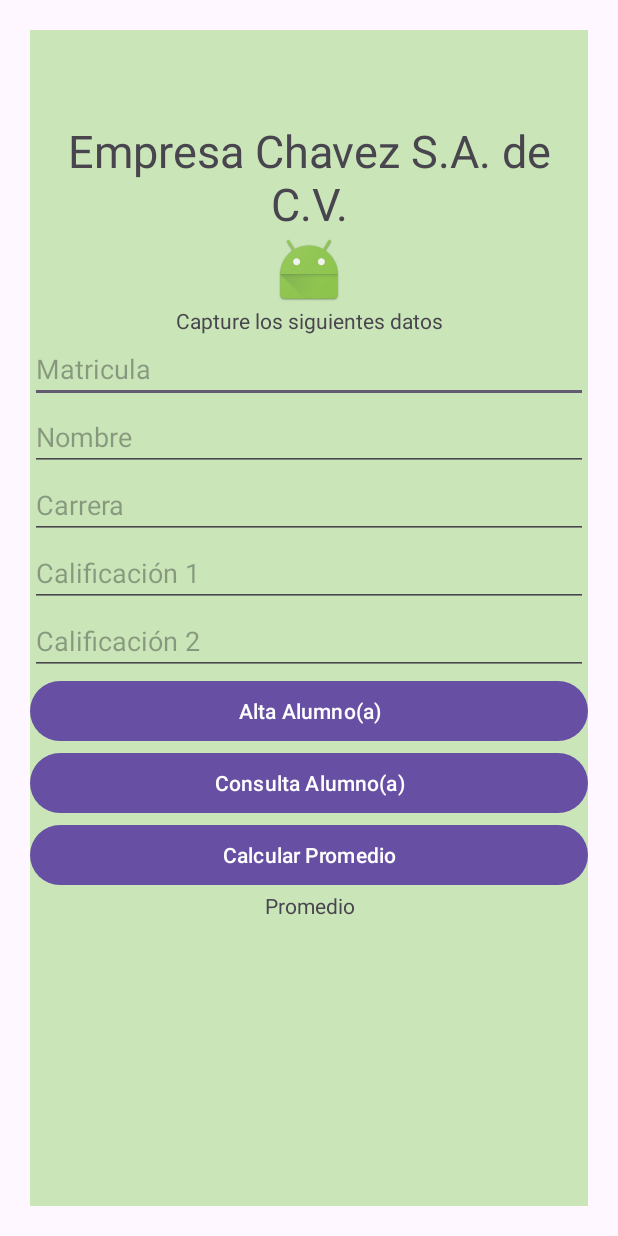
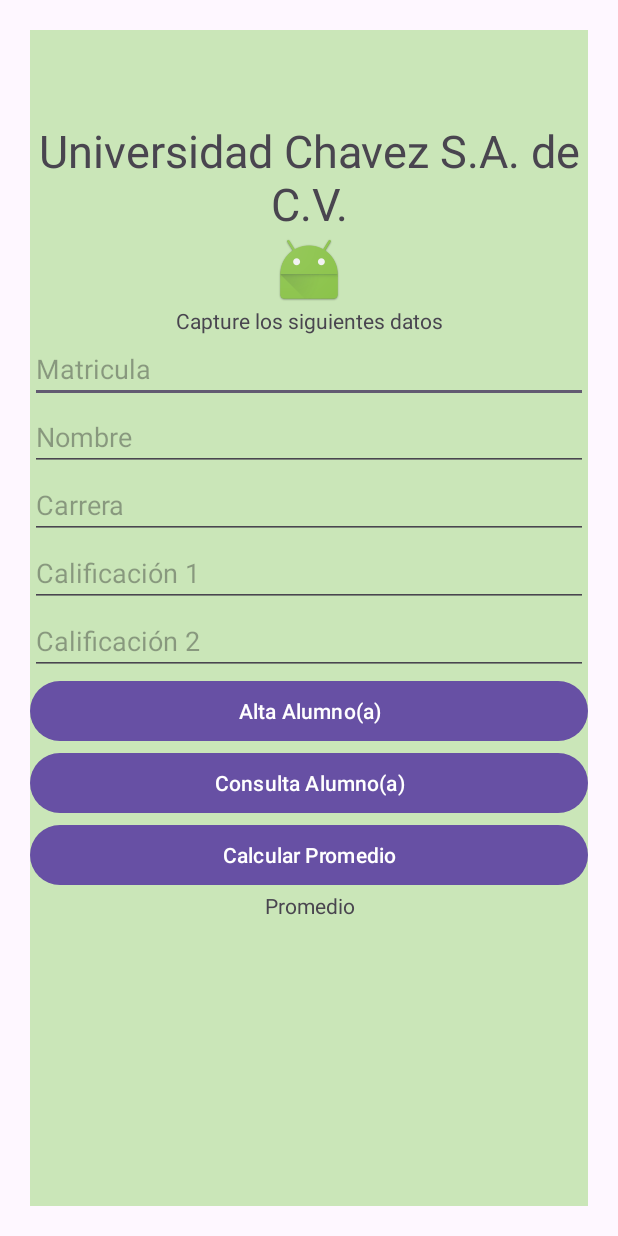
Before and after one commit to RubiChavez/ExamenPracticoAP1, an Android app: the screen it shows after launch (MainActivity), on a phone screen of 412 x 824 dp. Run offline under Robolectric (Android 15) with nearby library versions, the phone set to English and light mode, and no system bars.

Commit message:
Ok Confirmación 2
Se realizó una modificación de palabras en el proyecto para la interfaz

```diff
--- a/app/src/main/res/layout/activity_main.xml
+++ b/app/src/main/res/layout/activity_main.xml
@@ -27,7 +27,7 @@
             android:layout_height="wrap_content"
             android:layout_marginTop="60sp"
             android:gravity="center"
-            android:text="Empresa Chavez S.A. de C.V."
+            android:text="Universidad Chavez S.A. de C.V."
             android:textSize="30sp" />
 
         <ImageView
```
